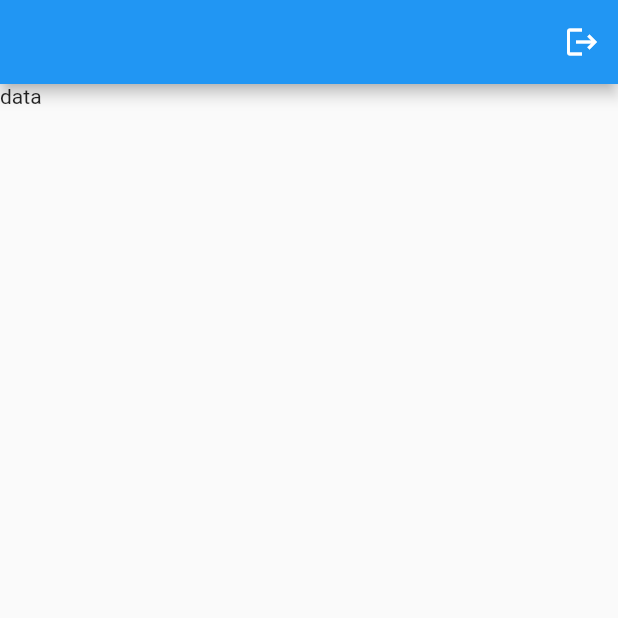
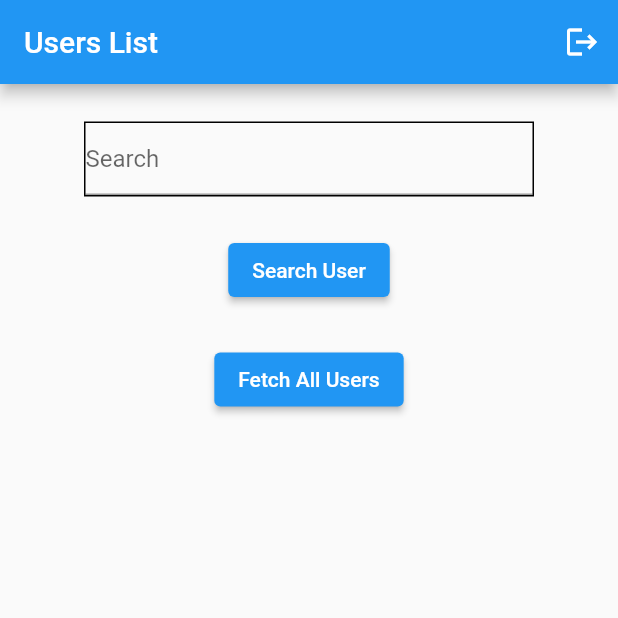
Before and after one commit to DarpanNeve3/flash_chat, a Flutter app: the screen it shows once a user with an empty profile is signed in, on a phone screen of 412 x 824 dp, the top half of it. Run offline on Flutter 3.47's test engine with Material 2 defaults, Android fonts, the phone set to English and light mode, and no system bars; our stand-ins replace cloud_firestore, firebase_auth, firebase_core, google_sign_in; accounts and stored records are empty; network calls fail.

```diff
--- a/lib/auth_service.dart
+++ b/lib/auth_service.dart
@@ -1,4 +1,4 @@
-import 'package:chat_app/profile.dart';
+import 'package:chat_app/chat_list.dart';
 import 'package:cloud_firestore/cloud_firestore.dart';
 import 'package:firebase_auth/firebase_auth.dart';
 import 'package:flutter/foundation.dart';
@@ -15,7 +15,7 @@ class AuthService {
       stream: FirebaseAuth.instance.authStateChanges(),
       builder: (BuildContext context, AsyncSnapshot<User?> snapshot) {
         if (snapshot.hasData) {
-          return const Profile();
+          return ChatList();
         } else {
           return const LoginPage();
         }
@@ -39,7 +39,6 @@ class AuthService {
         accessToken: googleAuth?.accessToken,
         idToken: googleAuth?.idToken,
       );
-
       // Once signed in, return the UserCredential
       return await FirebaseAuth.instance.signInWithCredential(credential);
     } else {
@@ -61,16 +60,17 @@ class AuthService {
     print("User is signed out.");
   }
 
-  createUserWithEmailAndPassword(
-      String emailAddress, String password, BuildContext context) async {
+  createUserWithEmailAndPassword(String name, String emailAddress,
+      String password, BuildContext context) async {
     try {
       final credential =
           await FirebaseAuth.instance.createUserWithEmailAndPassword(
         email: emailAddress,
         password: password,
       );
+
       signInWithEmailAndPassword(emailAddress, password);
-      addUserDataToFirestore(credential.user?.displayName,emailAddress);
+      addUserDataToFirestore(name, emailAddress);
     } on FirebaseAuthException catch (e) {
       if (e.code == 'weak-password') {
         print('The password provided is too weak.');
@@ -95,9 +95,12 @@ class AuthService {
     }
   }
 
-  addUserDataToFirestore(String? name,String email) async {
+  addUserDataToFirestore(String? name, String email) async {
     FirebaseAuth _auth = FirebaseAuth.instance;
     FirebaseFirestore _firestore = FirebaseFirestore.instance;
-    await _firestore.collection("users").doc(_auth.currentUser?.uid).set({"name":name,"email":email,"status":"unavailable"});
+    await _firestore
+        .collection("users")
+        .doc(_auth.currentUser?.uid)
+        .set({"name": name, "email": email, "status": "unavailable"});
   }
 }
--- /dev/null
+++ b/lib/chat_list.dart
@@ -0,0 +1,144 @@
+import 'package:chat_app/auth_service.dart';
+import 'package:chat_app/individual_chat.dart';
+import 'package:cloud_firestore/cloud_firestore.dart';
+import 'package:firebase_auth/firebase_auth.dart';
+import 'package:flutter/material.dart';
+
+class ChatList extends StatefulWidget {
+  const ChatList({Key? key}) : super(key: key);
+
+  @override
+  State<ChatList> createState() => _ChatListState();
+}
+
+class _ChatListState extends State<ChatList> {
+  User? user = FirebaseAuth.instance.currentUser;
+  List<Map<String, dynamic>> allUsers = [];
+  final _search = TextEditingController();
+
+  String chatRoomId(String? user1, String user2) {
+    if (user1!.toLowerCase().codeUnits[0] > user2.toLowerCase().codeUnits[0]) {
+      return "$user1$user2";
+    } else {
+      return "$user2$user1";
+    }
+  }
+
+  void search() async {
+    FirebaseFirestore firestore = FirebaseFirestore.instance;
+    QuerySnapshot querySnapshot = await firestore
+        .collection("users")
+        .where("name", isEqualTo: _search.text)
+        .get();
+    List<Map<String, dynamic>> foundUsers = querySnapshot.docs
+        .map((doc) => doc.data() as Map<String, dynamic>)
+        .toList();
+
+    setState(() {
+      allUsers = foundUsers;
+    });
+
+    print(allUsers);
+  }
+
+  void fetchAllUsers() async {
+    FirebaseFirestore firestore = FirebaseFirestore.instance;
+    QuerySnapshot querySnapshot = await firestore.collection("users").get();
+    List<Map<String, dynamic>> fetchedUsers = querySnapshot.docs
+        .map((doc) => doc.data() as Map<String, dynamic>)
+        .toList();
+
+    setState(() {
+      allUsers = fetchedUsers;
+    });
+
+    print(allUsers);
+  }
+
+  @override
+  Widget build(BuildContext context) {
+    return MaterialApp(
+      home: Scaffold(
+        appBar: AppBar(
+          title: const Text("Users List"),
+          actions: <Widget>[
+            IconButton(
+              onPressed: () {
+                AuthService().signOut();
+              },
+              icon: const Icon(Icons.logout),
+            ),
+          ],
+        ),
+        body: Center(
+          child: Column(
+            mainAxisAlignment: MainAxisAlignment.center,
+            crossAxisAlignment: CrossAxisAlignment.center,
+            children: <Widget>[
+              const SizedBox(height: 25),
+              Container(
+                width: 300,
+                decoration: BoxDecoration(
+                  border: Border.all(color: Colors.black),
+                ),
+                child: TextField(
+                  controller: _search,
+                  decoration: const InputDecoration(hintText: "Search"),
+                ),
+              ),
+              const SizedBox(height: 25),
+              ElevatedButton(
+                onPressed: () {
+                  search();
+                },
+                child: const Text("Search User"),
+              ),
+              const SizedBox(height: 25),
+              ElevatedButton(
+                onPressed: () {
+                  fetchAllUsers();
+                },
+                child: const Text("Fetch All Users"),
+              ),
+              const SizedBox(height: 25),
+              Expanded(
+                child: ListView.builder(
+                  itemCount: allUsers.length,
+                  itemBuilder: (BuildContext context, int index) {
+                    return SizedBox(
+                      width: 300,
+                      child: Padding(
+                        padding: const EdgeInsets.all(8.0),
+                        child: ListTile(
+                          leading: const Icon(Icons.person),
+                          tileColor: Colors.grey[200],
+                          minLeadingWidth: 200,
+                          title: Text(
+                              "${allUsers[index]["name"]}\n${allUsers[index]["email"]}"),
+                          subtitle: Text(allUsers[index]["status"]),
+                          trailing: ElevatedButton(
+                            onPressed: () {
+                              String roomid = chatRoomId(
+                                  user?.displayName, allUsers[index]["name"]);
+                              Navigator.of(context).push(
+                                MaterialPageRoute(
+                                  builder: (context) =>
+                                      IndividualChat(roomId: roomid),
+                                ),
+                              );
+                            },
+                            child: const Text("Chat"),
+                          ),
+                        ),
+                      ),
+                    );
+                  },
+                ),
+              ),
+            ],
+          ),
+        ),
+      ),
+    );
+  }
+}
--- /dev/null
+++ b/lib/individual_chat.dart
@@ -0,0 +1,19 @@
+import 'package:flutter/material.dart';
+
+class IndividualChat extends StatelessWidget {
+  final String roomId;
+  IndividualChat({super.key, required this.roomId});
+  final Map<String,dynamic> usermap={};
+  final TextEditingController _message = TextEditingController();
+
+  @override
+  Widget build(BuildContext context) {
+    return MaterialApp(
+      home: Scaffold(
+        appBar: AppBar(
+          title: const Text("Name"),
+        ),
+      ),
+    );
+  }
+}
--- a/lib/profile.dart
+++ /dev/null
@@ -1,29 +0,0 @@
-import 'package:chat_app/auth_service.dart';
-import 'package:flutter/material.dart';
-
-class Profile extends StatelessWidget {
-  const Profile({super.key});
-
-  @override
-  Widget build(BuildContext context) {
-    return MaterialApp(
-      home: Scaffold(
-        appBar: AppBar(
-          actions: <Widget>[
-            IconButton(
-              onPressed: () {
-                AuthService().signOut();
-              },
-              icon: const Icon(Icons.logout),
-            ),
-          ],
-        ),
-        body: const Column(
-          children: <Widget>[
-            Text("data"),
-          ],
-        ),
-      ),
-    );
-  }
-}
```
Also changed, not shown: lib/auth/registration_page.dart (+18 -3 lines).
